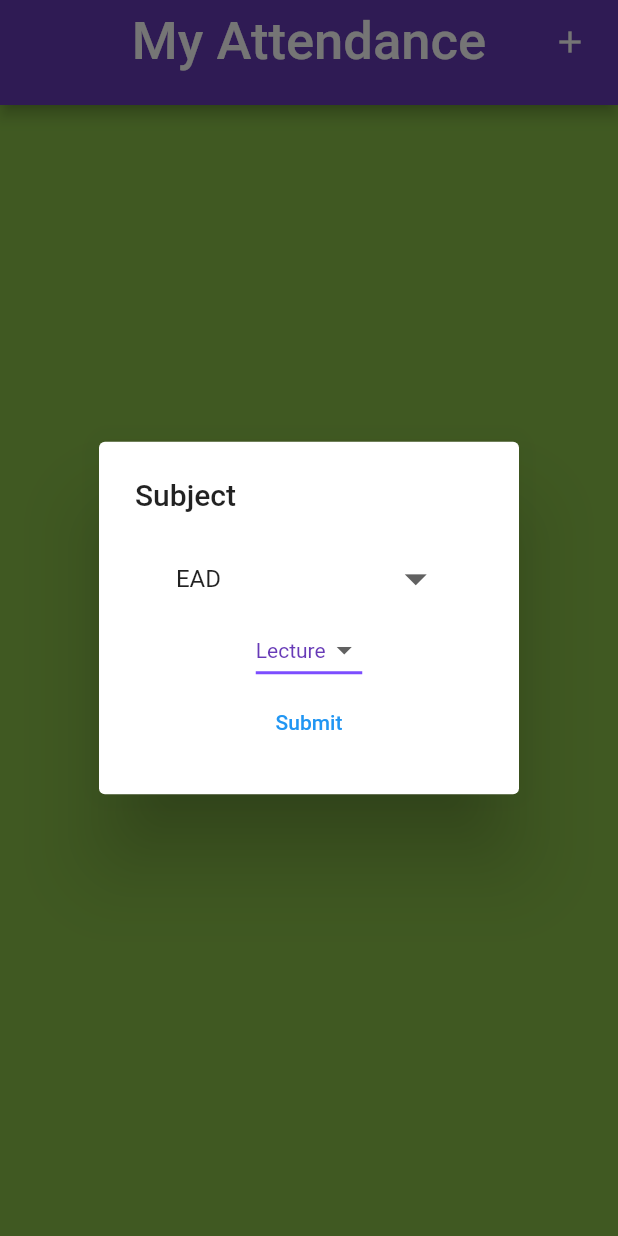
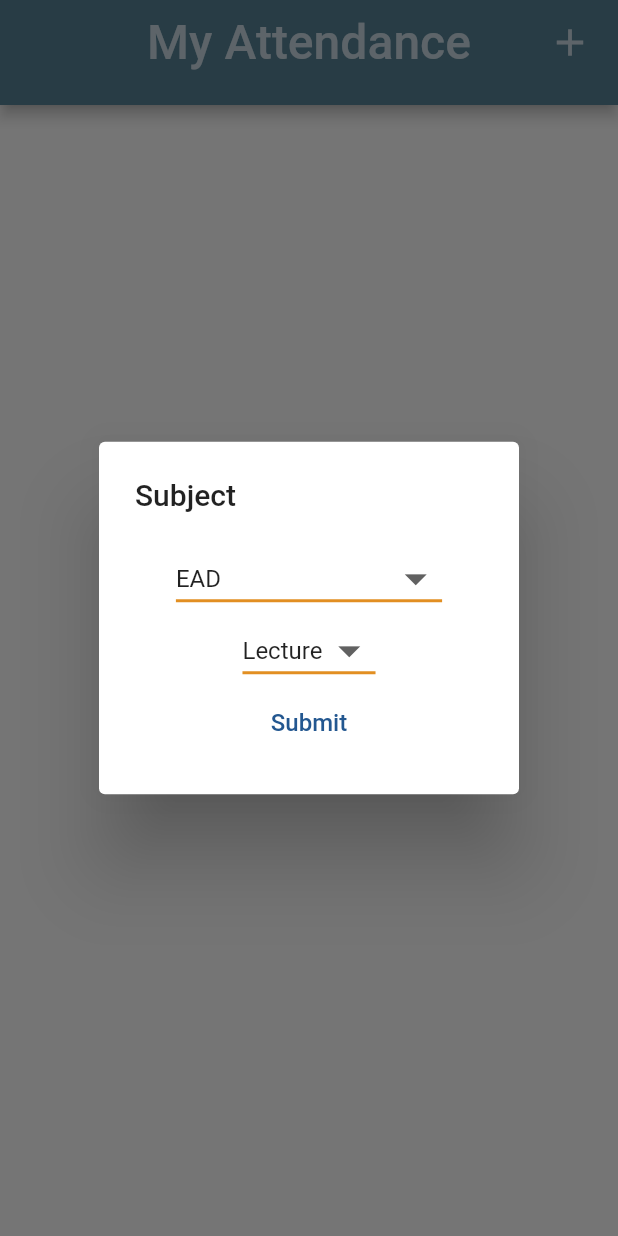
Before and after one commit to guneet446/attendance, a Flutter app: the screen it shows after launch, after a tap on the "add" icon, on a phone screen of 412 x 824 dp. Run offline on Flutter 3.47's test engine with Material 2 defaults, Android fonts, the phone set to English and light mode, and no system bars.

Commit message:
Update UI aesthetics

```diff
--- a/lib/Attendance.dart
+++ b/lib/Attendance.dart
@@ -17,15 +17,15 @@ class _AttendanceState extends State<Attendance> {
   @override
   Widget build(BuildContext context) {
     return Scaffold(
-      backgroundColor: Colors.lightGreen,
+      backgroundColor: Colors.white,
       appBar: PreferredSize(preferredSize: Size.fromHeight(70),
         child: AppBar(
-          title: Text('My Attendance', style: TextStyle( color: Colors.white, fontSize: 35,),),
-          backgroundColor: Colors.deepPurple,
+          title: Text('My Attendance', style: TextStyle( color: Color(0xffCADBE4), fontSize: 32,),),
+          backgroundColor: Color(0xff588297),
           centerTitle: true,
           actions: [
             TextButton(
-              child: Icon(Icons.add, color: Colors.white,),
+              child: Icon(Icons.add, color: Color(0xffCADBE4), size: 30,),
               onPressed: () {
                 _getSubject(context);
               },
@@ -64,7 +64,7 @@ class _AttendanceState extends State<Attendance> {
               //style: const TextStyle(color: Colors.deepPurple),
               underline: Container(
                 height: 2,
-                //color: Colors.deepPurpleAccent,
+                color: Color(0xffE28F22),
               ),
               onChanged: (String newValue) {
                 setState(() {
@@ -84,12 +84,12 @@ class _AttendanceState extends State<Attendance> {
             DropdownButton<String>(
               value: subtitle,
               icon: const Icon(Icons.arrow_drop_down),
-              iconSize: 24,
+              iconSize: 35,
               elevation: 16,
-              style: const TextStyle(color: Colors.deepPurple),
+              //style: const TextStyle(color: Colors.deepPurple),
               underline: Container(
                 height: 2,
-                color: Colors.deepPurpleAccent,
+                color: Color(0xffE28F22),
               ),
               onChanged: (String newValue) {
                 setState(() {
@@ -110,7 +110,7 @@ class _AttendanceState extends State<Attendance> {
                 Navigator.pop(context);
                 _setSubject();
               },
-              child: Text('Submit'),
+              child: Text('Submit', style: TextStyle(color: Color(0xff235790), fontSize: 16)),
             ),
           ],
         ),
```
Also changed, not shown: lib/AttendanceCard.dart (+30 -14 lines).
